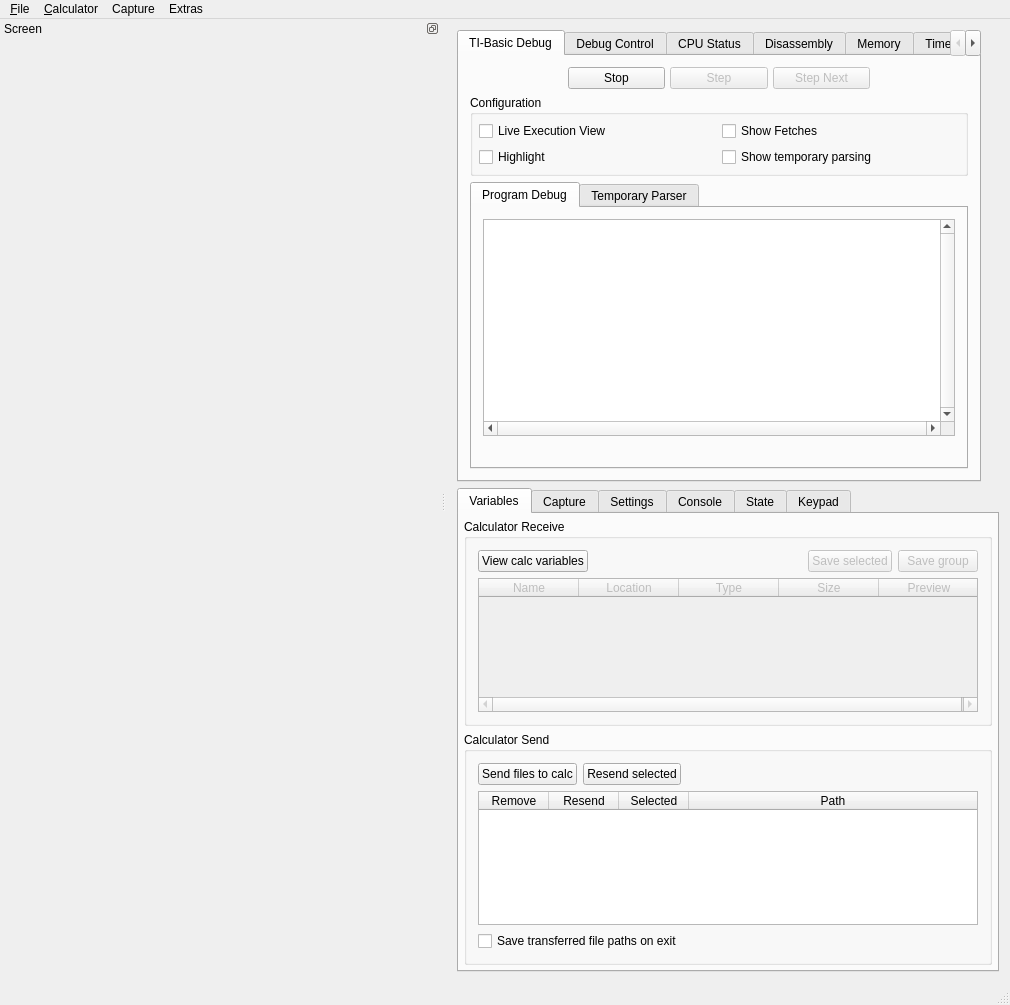
First picture: the form in gui/qt/mainwindow.ui, repository nathanfarlow/CEmu, before the edit.
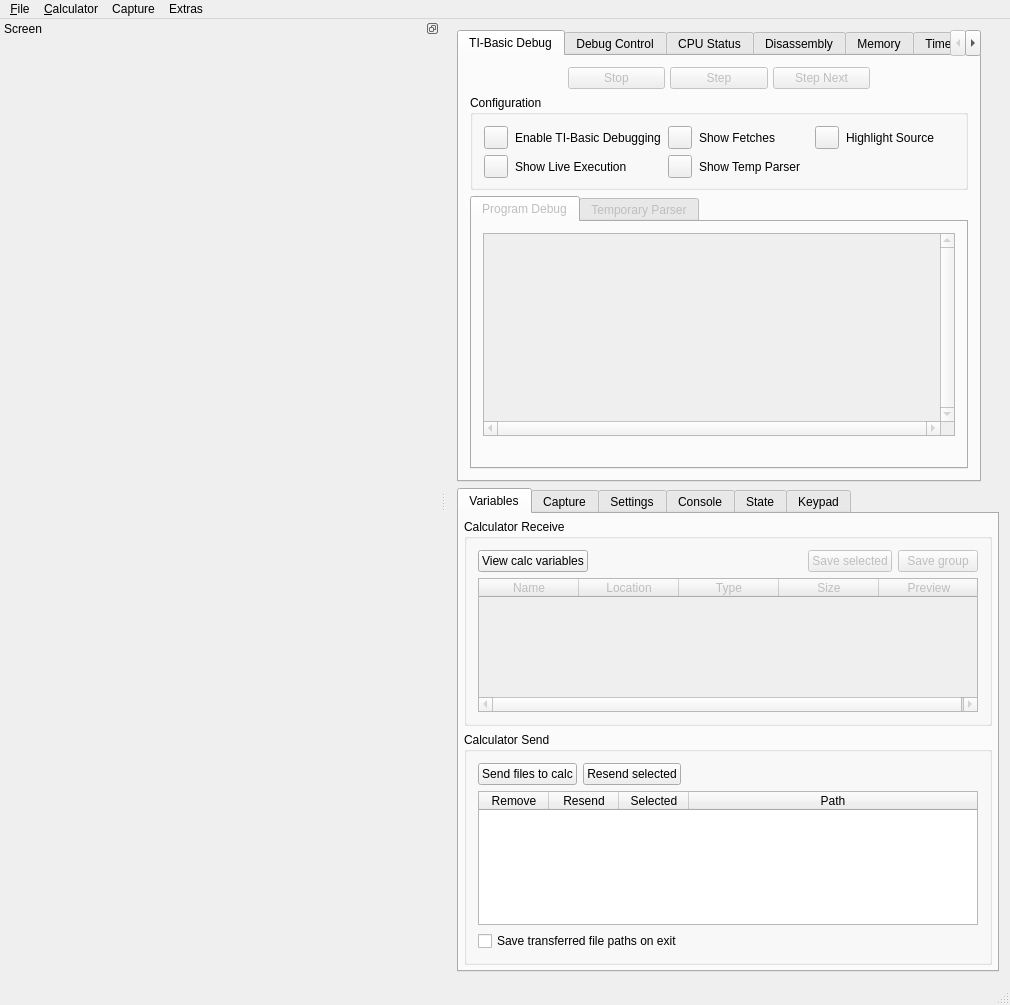
Second picture: the form after the edit. The open tabs and pages were chosen to show the change. Icons and pictures are not drawn. Custom widgets are drawn as their Qt base class.

Commit message: add basic execution debugging

What changed in the file:
```diff
--- a/gui/qt/mainwindow.ui
+++ b/gui/qt/mainwindow.ui
@@ -106,7 +106,10 @@
            </spacer>
           </item>
           <item>
-           <widget class="QPushButton" name="buttonBasicRun">
+           <widget class="QPushButton" name="btnDebugBasicRun">
+            <property name="enabled">
+             <bool>false</bool>
+            </property>
             <property name="sizePolicy">
              <sizepolicy hsizetype="MinimumExpanding" vsizetype="Maximum">
               <horstretch>0</horstretch>
@@ -197,22 +200,49 @@
              <string>Configuration</string>
             </property>
             <layout class="QGridLayout" name="gridLayout">
-             <property name="leftMargin">
-              <number>6</number>
-             </property>
-             <property name="topMargin">
-              <number>6</number>
-             </property>
-             <property name="rightMargin">
-              <number>6</number>
-             </property>
              <property name="bottomMargin">
+              <number>9</number>
+             </property>
+             <property name="horizontalSpacing">
+              <number>7</number>
+             </property>
+             <property name="verticalSpacing">
               <number>6</number>
              </property>
-             <item row="1" column="0">
-              <widget class="QCheckBox" name="checkBasicHighlighting">
+             <item row="1" column="3">
+              <widget class="QLabel" name="label_31">
                <property name="text">
-                <string>Highlight</string>
+                <string>Show Fetches</string>
+               </property>
+              </widget>
+             </item>
+             <item row="2" column="2">
+              <widget class="QToolButton" name="btnDebugBasicShowTempParser">
+               <property name="text">
+                <string/>
+               </property>
+               <property name="icon">
+                <iconset resource="resources.qrc">
+                 <normaloff>:/icons/resources/icons/checkgray.png</normaloff>
+                 <normalon>:/icons/resources/icons/check.png</normalon>:/icons/resources/icons/checkgray.png</iconset>
+               </property>
+               <property name="checkable">
+                <bool>true</bool>
+               </property>
+              </widget>
+             </item>
+             <item row="2" column="0">
+              <widget class="QToolButton" name="btnDebugBasicLiveExecution">
+               <property name="text">
+                <string/>
+               </property>
+               <property name="icon">
+                <iconset resource="resources.qrc">
+                 <normaloff>:/icons/resources/icons/checkgray.png</normaloff>
+                 <normalon>:/icons/resources/icons/check.png</normalon>:/icons/resources/icons/checkgray.png</iconset>
+               </property>
+               <property name="checkable">
+                <bool>true</bool>
                </property>
                <property name="checked">
                 <bool>false</bool>
@@ -220,23 +250,75 @@
               </widget>
              </item>
              <item row="1" column="1">
-              <widget class="QCheckBox" name="checkBasicShowTempParse">
+              <widget class="QLabel" name="label_25">
                <property name="text">
-                <string>Show temporary parsing</string>
+                <string>Enable TI-Basic Debugging</string>
                </property>
               </widget>
              </item>
-             <item row="0" column="0">
-              <widget class="QCheckBox" name="checkBasicLiveExecution">
+             <item row="1" column="4">
+              <widget class="QToolButton" name="btnDebugBasicHighlight">
                <property name="text">
-                <string>Live Execution View</string>
+                <string/>
                </property>
+               <property name="icon">
+                <iconset resource="resources.qrc">
+                 <normaloff>:/icons/resources/icons/checkgray.png</normaloff>
+                 <normalon>:/icons/resources/icons/check.png</normalon>:/icons/resources/icons/checkgray.png</iconset>
+               </property>
+               <property name="checkable">
+                <bool>true</bool>
+               </property>
               </widget>
              </item>
-             <item row="0" column="1">
-              <widget class="QCheckBox" name="checkBasicShowFetch">
+             <item row="1" column="0">
+              <widget class="QToolButton" name="btnDebugBasicEnable">
                <property name="text">
-                <string>Show Fetches</string>
+                <string/>
+               </property>
+               <property name="icon">
+                <iconset resource="resources.qrc">
+                 <normaloff>:/icons/resources/icons/checkgray.png</normaloff>
+                 <normalon>:/icons/resources/icons/check.png</normalon>:/icons/resources/icons/checkgray.png</iconset>
+               </property>
+               <property name="checkable">
+                <bool>true</bool>
+               </property>
+              </widget>
+             </item>
+             <item row="2" column="3">
+              <widget class="QLabel" name="label_32">
+               <property name="text">
+                <string>Show Temp Parser</string>
+               </property>
+              </widget>
+             </item>
+             <item row="1" column="2">
+              <widget class="QToolButton" name="btnDebugBasicShowFetches">
+               <property name="text">
+                <string/>
+               </property>
+               <property name="icon">
+                <iconset resource="resources.qrc">
+                 <normaloff>:/icons/resources/icons/checkgray.png</normaloff>
+                 <normalon>:/icons/resources/icons/check.png</normalon>:/icons/resources/icons/checkgray.png</iconset>
+               </property>
+               <property name="checkable">
+                <bool>true</bool>
+               </property>
+              </widget>
+             </item>
+             <item row="2" column="1">
+              <widget class="QLabel" name="label_29">
+               <property name="text">
+                <string>Show Live Execution</string>
+               </property>
+              </widget>
+             </item>
+             <item row="1" column="5">
+              <widget class="QLabel" name="label_30">
+               <property name="text">
+                <string>Highlight Source</string>
                </property>
               </widget>
              </item>
@@ -247,6 +329,9 @@
         </item>
         <item>
          <widget class="QTabWidget" name="tabDebugBasic">
+          <property name="enabled">
+           <bool>false</bool>
+          </property>
           <property name="currentIndex">
            <number>0</number>
           </property>
```
Left out of the diff: 6 changed lines with no effect on the pictures. The commit also changes 9 other files.
